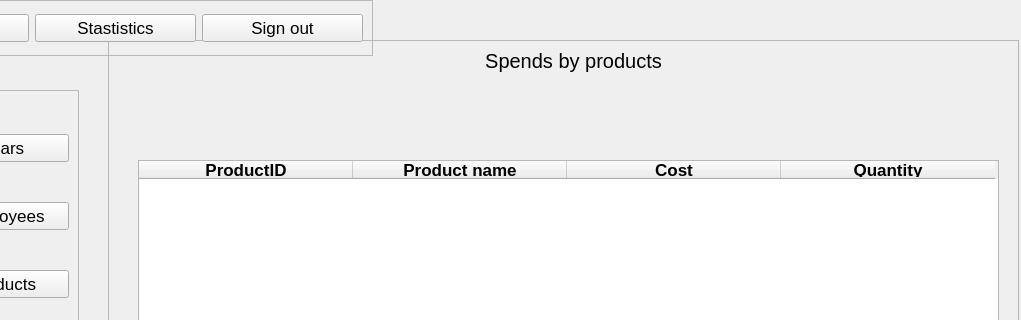
Before: the Qt Designer form src/View/VIewUI/SpendsByProducts.ui in Hai1205/ComputerStore-Python-, drawn with Qt 5; both pictures show x 142 to 1163 and y 0 to 320 of the 1163 by 768 pixel window.
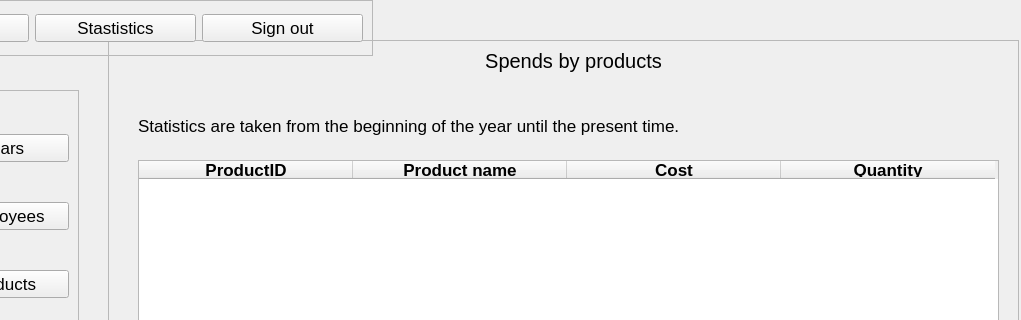
After: the same form once the commit is applied.

Patch:
```diff
--- a/src/View/VIewUI/SpendsByProducts.ui
+++ b/src/View/VIewUI/SpendsByProducts.ui
@@ -59,9 +59,9 @@
      <property name="geometry">
       <rect>
        <x>14</x>
-       <y>75</y>
+       <y>105</y>
        <width>881</width>
-       <height>451</height>
+       <height>421</height>
       </rect>
      </property>
      <property name="text">
@@ -169,6 +169,19 @@
       </property>
      </column>
     </widget>
+    <widget class="QLabel" name="message">
+     <property name="geometry">
+      <rect>
+       <x>30</x>
+       <y>70</y>
+       <width>861</width>
+       <height>31</height>
+      </rect>
+     </property>
+     <property name="text">
+      <string>Statistics are taken from the beginning of the year until the present time.</string>
+     </property>
+    </widget>
    </widget>
    <widget class="QFrame" name="frame_3">
     <property name="geometry">
```
